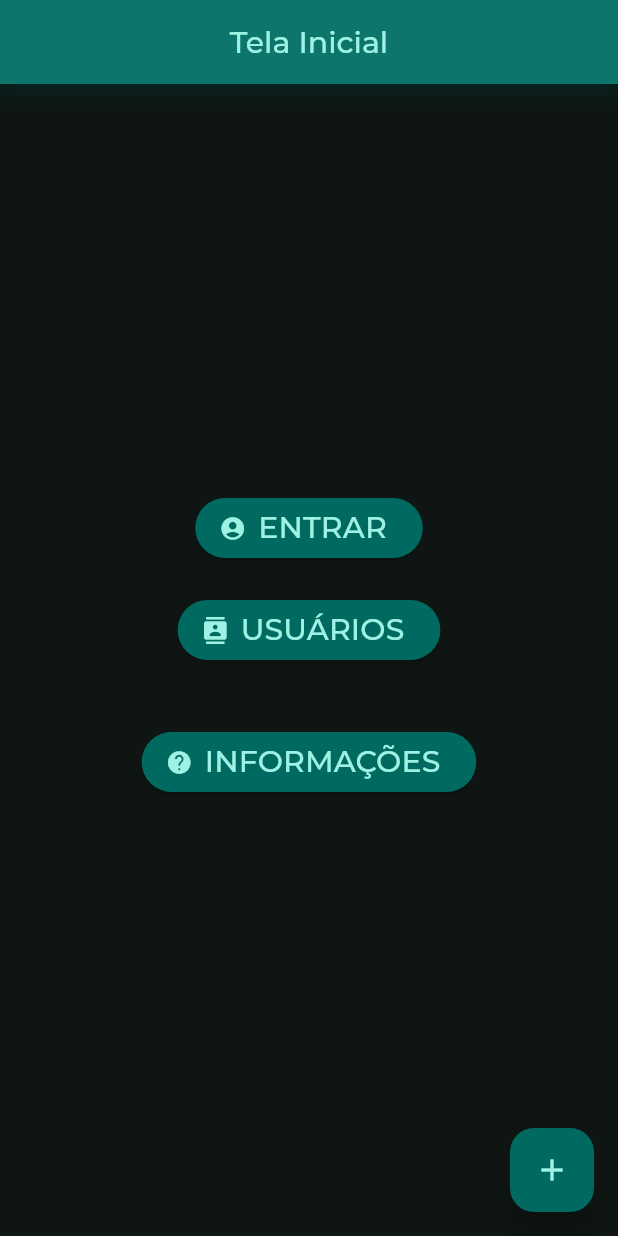
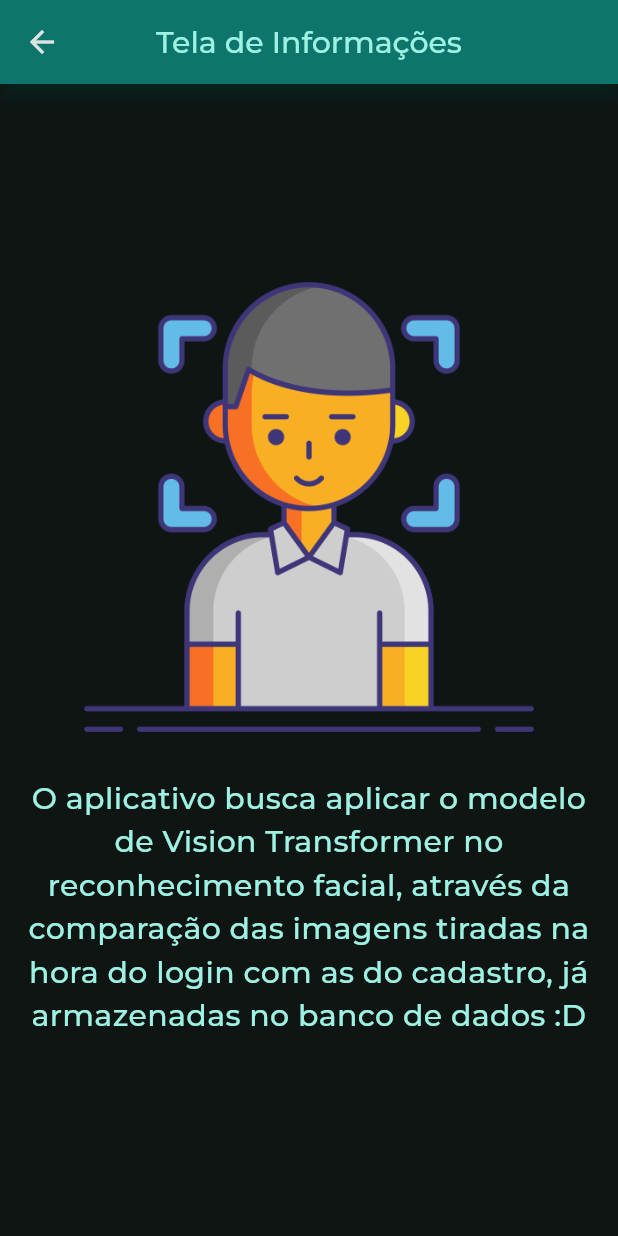
Before and after one commit to af-ramos/aplicativoFaceViT, a Flutter app: the screen it shows after launch, after a tap on "INFORMAÇÕES", on a phone screen of 412 x 824 dp. Run offline on Flutter 3.47's test engine with Material 2 defaults, Android fonts, the phone set to English and light mode, and no system bars; our stand-ins replace camera, cloud_firestore, firebase_core, firebase_storage, get, google_fonts; accounts and stored records are empty; generated files the repository leaves out were written again.

Commit message:
Criando tela de informações

```diff
--- /dev/null
+++ b/lib/telas/tela_informacoes.dart
@@ -0,0 +1,46 @@
+import 'package:flutter/material.dart';
+import 'package:google_fonts/google_fonts.dart';
+
+class TelaInformacoes extends StatefulWidget {
+  const TelaInformacoes({super.key, required this.informationImage});
+  final Image informationImage;
+
+  @override
+  State<TelaInformacoes> createState() => TelaInformacoesState();
+}
+
+class TelaInformacoesState extends State<TelaInformacoes> {
+  @override
+  Widget build(BuildContext context) {
+    return Scaffold(
+      appBar: AppBar(
+        backgroundColor: Theme.of(context).colorScheme.inversePrimary,
+        title: Text("Tela de Informações",
+            style: GoogleFonts.montserrat(
+                fontSize: 20,
+                fontWeight: FontWeight.w500,
+                color: Theme.of(context).colorScheme.onPrimaryContainer)),
+        centerTitle: true,
+        elevation: 5,
+        shadowColor: Theme.of(context).colorScheme.inversePrimary,
+      ),
+      body: Center(
+          child: Column(
+        mainAxisAlignment: MainAxisAlignment.center,
+        children: [
+          Image(image: widget.informationImage.image, width: 300),
+          Padding(
+            padding: const EdgeInsets.only(top: 30, left: 10, right: 10),
+            child: Text(
+                'O aplicativo busca aplicar o modelo de Vision Transformer no reconhecimento facial, através da comparação das imagens tiradas na hora do login com as do cadastro, já armazenadas no banco de dados :D',
+                textAlign: TextAlign.center,
+                style: GoogleFonts.montserrat(
+                    fontSize: 20,
+                    fontWeight: FontWeight.w500,
+                    color: Theme.of(context).colorScheme.onPrimaryContainer)),
+          )
+        ],
+      )),
+    );
+  }
+}
--- a/lib/telas/tela_inicial.dart
+++ b/lib/telas/tela_inicial.dart
@@ -1,4 +1,5 @@
 import 'package:face_vit/telas/tela_cadastro.dart';
+import 'package:face_vit/telas/tela_informacoes.dart';
 import 'package:face_vit/telas/tela_lista_usuarios.dart';
 import 'package:face_vit/telas/tela_login.dart';
 import 'package:flutter/material.dart';
@@ -12,6 +13,14 @@ class TelaInicial extends StatefulWidget {
 }
 
 class TelaInicialState extends State<TelaInicial> {
+  Image informationImage = Image.asset('assets/reconhecimentoFacial.png');
+
+  @override
+  void didChangeDependencies() {
+    precacheImage(informationImage.image, context);
+    super.didChangeDependencies();
+  }
+
   @override
   Widget build(BuildContext context) {
     return Scaffold(
@@ -81,7 +90,11 @@ class TelaInicialState extends State<TelaInicial> {
               padding: const EdgeInsets.all(30.0),
               child: ElevatedButton.icon(
                 onPressed: () {
-                  debugPrint("INFORMAÇÕES");
+                  Navigator.push(
+                      context,
+                      MaterialPageRoute(
+                          builder: (context) => TelaInformacoes(
+                              informationImage: informationImage)));
                 },
                 style: ElevatedButton.styleFrom(
                   backgroundColor: Theme.of(context).colorScheme.inversePrimary,
--- a/pubspec.yaml
+++ b/pubspec.yaml
@@ -69,8 +69,8 @@ flutter:
   uses-material-design: true
 
   # To add assets to your application, add an assets section, like this:
-  # assets:
-    # - images/a_dot_ham.jpeg
+  assets:
+    - assets/reconhecimentoFacial.png
 
   # An image asset can refer to one or more resolution-specific "variants", see
   # https://flutter.dev/assets-and-images/#resolution-aware
```
Also changed, not shown: assets/reconhecimentoFacial.png (added).
